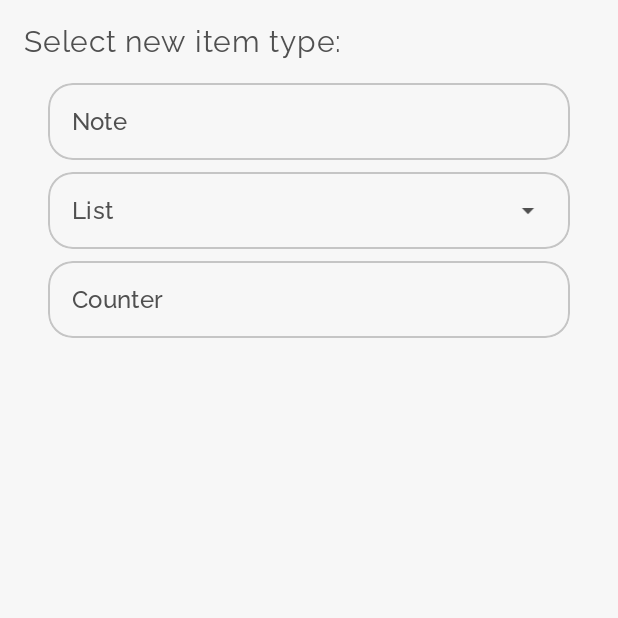
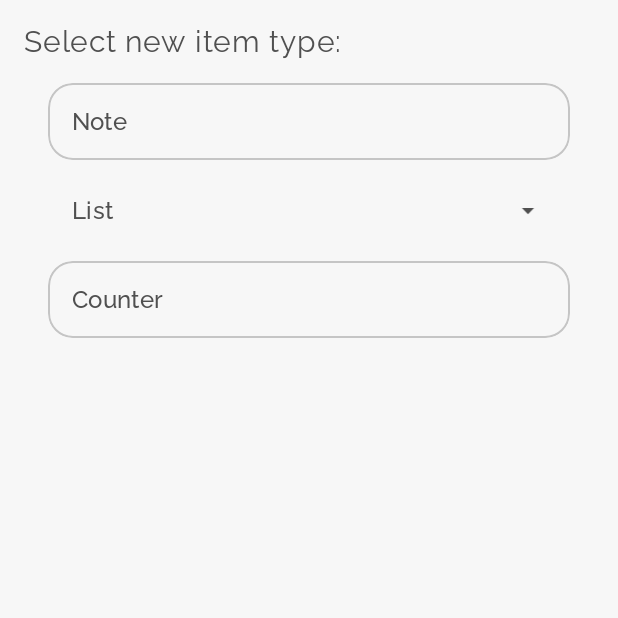
Before and after one commit to ordogod/Collect, an Android app: the CreateItemActivity screen opened directly, with no data from a screen before it, on a phone screen of 412 x 824 dp, the top half of it. Run offline under Robolectric (Android 15) with nearby library versions, the phone set to English and light mode, and no system bars.

Commit message:
Hide outline of group items

```diff
--- a/app/src/main/java/com/ordolabs/collect/ui/adapter/ItemTypesAdapter.kt
+++ b/app/src/main/java/com/ordolabs/collect/ui/adapter/ItemTypesAdapter.kt
@@ -13,6 +13,7 @@ import com.ordolabs.collect.ui.adapter.base.BaseViewHolder
 import com.ordolabs.collect.ui.adapter.base.OnRecyclerItemClicksListener
 import com.ordolabs.collect.util.TreeNode
 import com.ordolabs.collect.util.ValueAnimatorBuilder
+import com.ordolabs.collect.util.setBackgroundResourceSavingPaddings
 import com.ordolabs.collect.util.viewId
 import com.ordolabs.collect.viewmodel.CreateItemViewModel
 import com.ordolabs.collect.viewmodel.CreateItemViewModel.ItemType
@@ -120,8 +121,18 @@ class ItemTypesAdapter(
         private val dropdown by viewId<ImageView>(R.id.item_create_type_dropdown)
 
         override fun setViewsOnBind(item: TypeItem) {
+            setWrapperSelectable(item)
             setTypeName(item.node.item.label)
             setDropdownVisibility(item.node.children.isNotEmpty())
+        }
+
+        private fun setWrapperSelectable(item: TypeItem) {
+            val itemIsGroup = item.isExpandable
+            if (itemIsGroup) {
+                wrapper.background = null
+            } else {
+                wrapper.setBackgroundResourceSavingPaddings(R.drawable.btn_create_type)
+            }
         }
 
         private fun setTypeName(@StringRes itemLabel: Int) {
--- a/app/src/main/java/com/ordolabs/collect/util/ViewUtil.kt
+++ b/app/src/main/java/com/ordolabs/collect/util/ViewUtil.kt
@@ -1,6 +1,8 @@
 package com.ordolabs.collect.util
 
 import android.view.View
+import androidx.annotation.DrawableRes
+import androidx.core.view.updatePadding
 
 /**
  * Sets [View.VISIBLE] visibility state to `this` View.
@@ -22,3 +24,9 @@ internal fun View.hide() {
 internal fun View.remove() {
     this.visibility = View.INVISIBLE
 }
+
+internal fun View.setBackgroundResourceSavingPaddings(@DrawableRes resid: Int) {
+    val paddings = listOf(paddingLeft, paddingTop, paddingRight, paddingBottom)
+    this.setBackgroundResource(resid)
+    this.updatePadding(paddings[0], paddings[1], paddings[2], paddings[3])
+}
```
